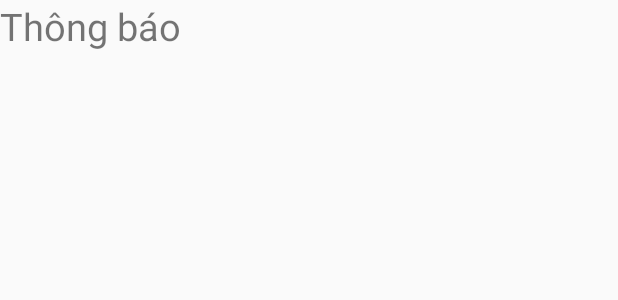
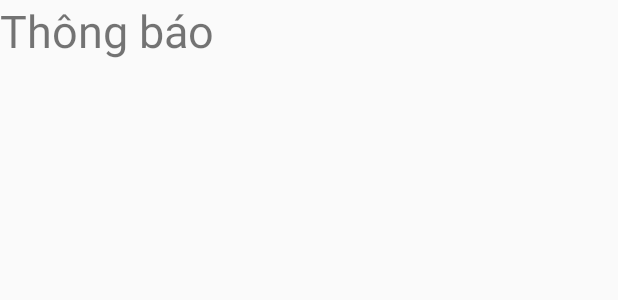
Before and after one commit to namnoit/smoney, an Android app: the layout fragment_notifications.xml on its own in the app's theme, with its tools: preview values and no code run, on a phone screen of 412 x 824 dp. Shown: the top 300 px of the screen. Run offline under Robolectric (Android 15) with nearby library versions, the phone set to English and light mode, and no system bars.

Commit message:
hyjukilo0

```diff
--- a/app/src/main/res/layout/fragment_notifications.xml
+++ b/app/src/main/res/layout/fragment_notifications.xml
@@ -7,5 +7,5 @@
         android:layout_width="wrap_content"
         android:layout_height="wrap_content"
         android:text="@string/noti"
-        android:textSize="25sp" />
+        android:textSize="30sp" />
 </RelativeLayout>
```
Also changed, not shown: 2 other files.
